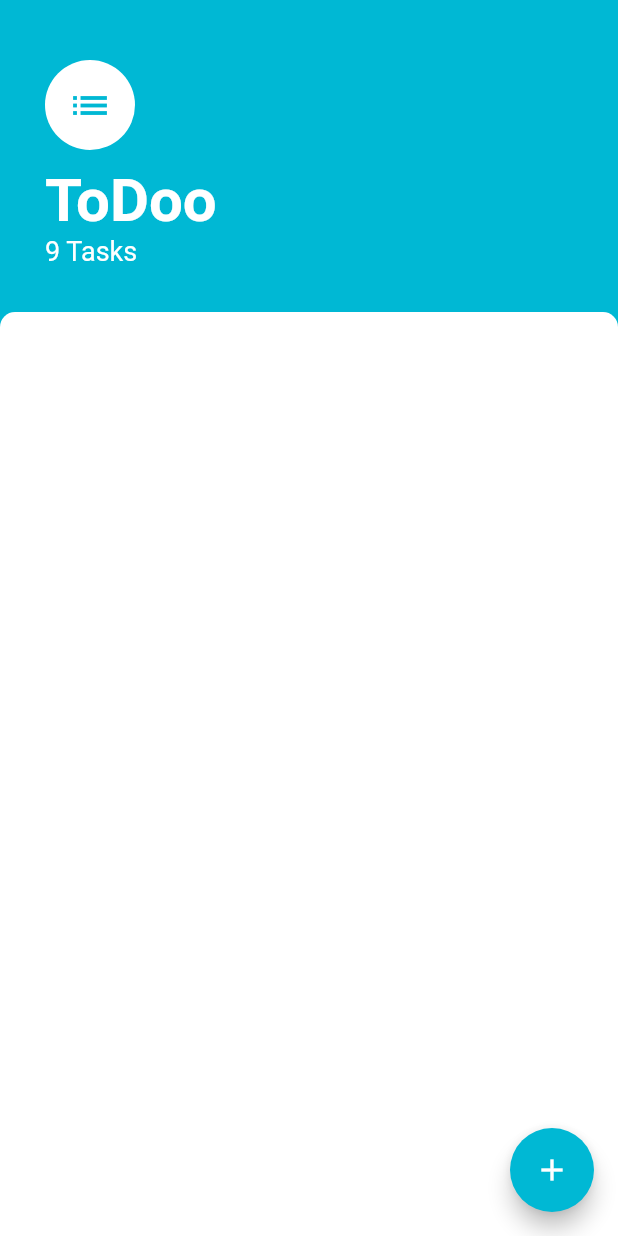
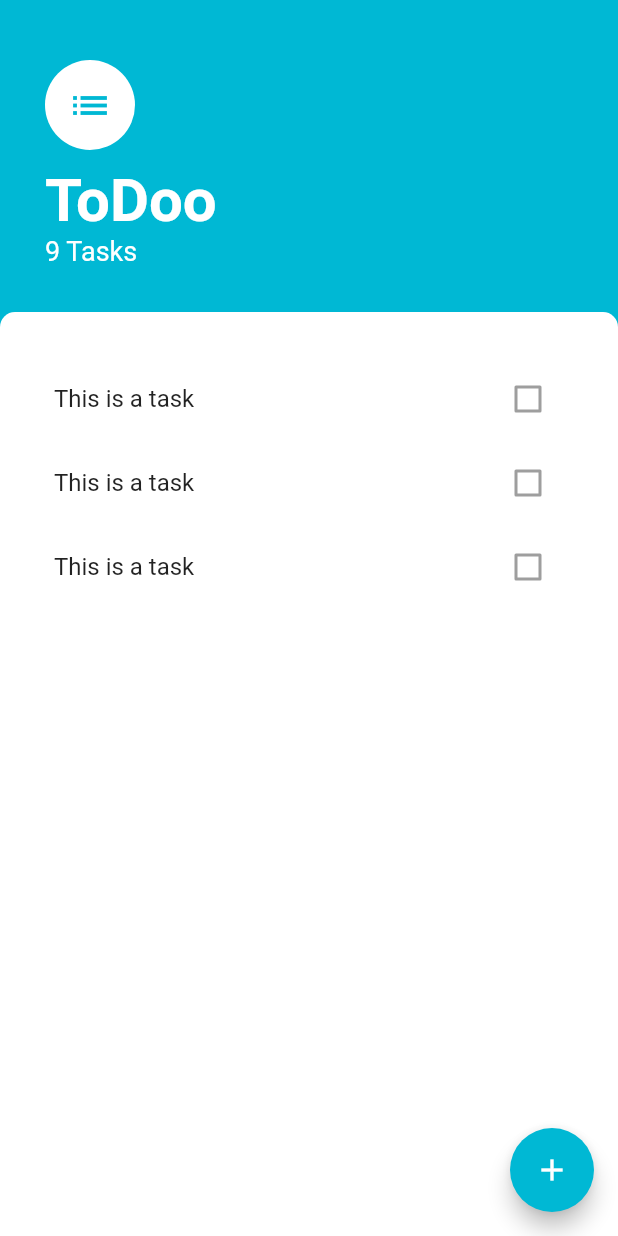
Before and after one commit to hazirah229/todoo_flutter, a Flutter app: the screen it shows after launch, on a phone screen of 412 x 824 dp. Run offline on Flutter 3.47's test engine with Material 2 defaults, Android fonts, the phone set to English and light mode, and no system bars.

Commit message:
added modalBottomSheet screen, addTask func

```diff
--- a/lib/screen/taskscreen.dart
+++ b/lib/screen/taskscreen.dart
@@ -1,4 +1,7 @@
+import 'package:flutter/cupertino.dart';
 import 'package:flutter/material.dart';
+import 'package:todoo_flutter/widgets/tasks_list.dart';
+import 'add_task_screen.dart';
 
 class TasksScreen extends StatelessWidget {
   @override
@@ -10,6 +13,10 @@ class TasksScreen extends StatelessWidget {
         child: Icon(
           Icons.add,
         ),
+        onPressed: () {
+          showModalBottomSheet(
+              context: context, builder: (context) => AddTaskScreen());
+        },
       ),
       body: SafeArea(
         child: Column(
@@ -53,6 +60,7 @@ class TasksScreen extends StatelessWidget {
             ),
             Expanded(
               child: Container(
+                padding: EdgeInsets.symmetric(horizontal: 20.0, vertical: 30.0),
                 //only shows up by having a child or set the dimension
                 decoration: BoxDecoration(
                   color: Colors.white,
@@ -60,6 +68,7 @@ class TasksScreen extends StatelessWidget {
                       topLeft: Radius.circular(10.0),
                       topRight: Radius.circular(10.0)),
                 ),
+                child: TaskList(),
               ),
             ),
           ],
--- /dev/null
+++ b/lib/widgets/tasks_list.dart
@@ -0,0 +1,15 @@
+import 'package:flutter/material.dart';
+import 'tasks_tile.dart';
+
+class TaskList extends StatelessWidget {
+  @override
+  Widget build(BuildContext context) {
+    return ListView(
+      children: <Widget>[
+        TaskTile(),
+        TaskTile(),
+        TaskTile(),
+      ],
+    );
+  }
+}
--- /dev/null
+++ b/lib/widgets/tasks_tile.dart
@@ -0,0 +1,11 @@
+import 'package:flutter/material.dart';
+
+class TaskTile extends StatelessWidget {
+  @override
+  Widget build(BuildContext context) {
+    return ListTile(
+      title: Text('This is a task'),
+      trailing: Checkbox(value: false),
+    );
+  }
+}
```
Also changed, not shown: lib/screen/add_task_screen.dart (added, +34 -0 lines).
